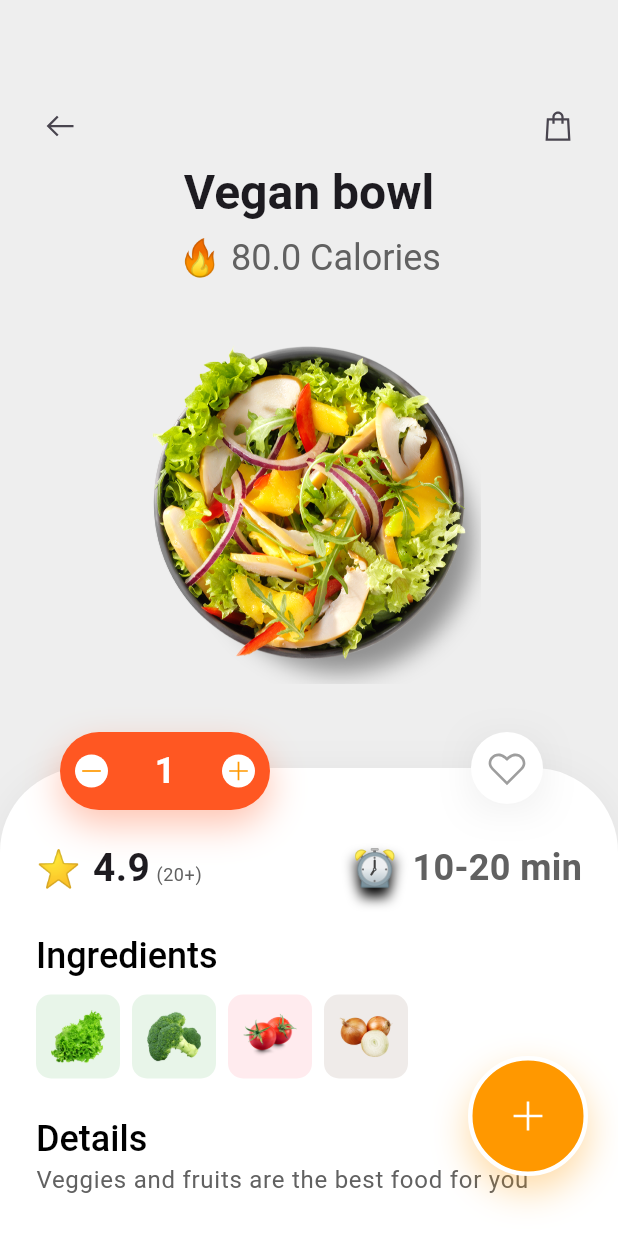
After one commit to SornchaiTheDev/flutter-food-menu, a Flutter app: the screen it shows after launch, after a tap on "Vegan bowl", on a phone screen of 412 x 824 dp. The commit adds this screen. Run offline on Flutter 3.47's test engine with Material 3 defaults, Android fonts, the phone set to English and light mode, and no system bars; our stand-ins replace line_icons; network calls fail; project files that could hold a hidden picture were left out.

Commit message:
add: salad detail page

```diff
--- a/lib/components/menu.dart
+++ b/lib/components/menu.dart
@@ -10,7 +10,13 @@ class Menu extends StatelessWidget {
   Widget build(BuildContext context) {
     final MenuModel(:name, :calories, :image, :price) = menu;
 
-    return Container(
+    void handleOnTap() {
+      Navigator.pushNamed(context, "/sald-detail", arguments: menu);
+    }
+
+    return GestureDetector(
+      onTap: handleOnTap,
+      child: Container(
         margin: const EdgeInsets.only(
             left: 10.0, right: 10.0, top: 32.0, bottom: 64.0),
         child: Stack(
@@ -20,8 +26,8 @@ class Menu extends StatelessWidget {
               alignment: Alignment.center,
               transform: Matrix4.skew(-0.1, -0.02),
               child: Container(
-              padding:
-                  const EdgeInsets.symmetric(vertical: 32.0, horizontal: 24.0),
+                padding: const EdgeInsets.symmetric(
+                    vertical: 32.0, horizontal: 24.0),
                 decoration: BoxDecoration(
                   color: Colors.deepOrange,
                   borderRadius: BorderRadius.circular(20.0),
@@ -111,12 +117,16 @@ class Menu extends StatelessWidget {
               child: SizedBox(
                 width: 200,
                 height: 200,
+                child: Hero(
+                  tag: "salad-image-$name",
                   child: Image.asset(
                     image,
                   ),
                 ),
               ),
+            ),
           ],
+        ),
       ),
     );
   }
--- a/lib/main.dart
+++ b/lib/main.dart
@@ -1,12 +1,15 @@
 import 'package:flutter/material.dart';
 import 'package:flutter_exercise/views/home.dart';
+import 'package:flutter_exercise/views/salad_detail.dart';
 
 void main() {
   return runApp(MaterialApp(
       title: "Foody Menu",
       debugShowCheckedModeBanner: false,
       initialRoute: "/",
+      theme: ThemeData(),
       routes: {
         "/": (context) => const HomeView(),
+        "/sald-detail": (context) => const SaladDetailView()
       }));
 }
--- /dev/null
+++ b/lib/models/ingredient_model.dart
@@ -0,0 +1,8 @@
+import 'package:flutter/material.dart';
+
+class IngredientModel {
+  final int index;
+  final Color color;
+
+  IngredientModel(this.index, this.color);
+}
--- /dev/null
+++ b/lib/views/salad_detail.dart
@@ -0,0 +1,439 @@
+import 'package:flutter/material.dart';
+import 'package:flutter_exercise/models/ingredient_model.dart';
+import 'package:flutter_exercise/models/menu.dart';
+import "package:line_icons/line_icons.dart";
+
+class SaladDetailView extends StatefulWidget {
+  const SaladDetailView({
+    super.key,
+  });
+
+  @override
+  State<SaladDetailView> createState() => _SaladDetailViewState();
+}
+
+class _SaladDetailViewState extends State<SaladDetailView> {
+  bool isFavorite = false;
+  int amount = 1;
+
+  void handleOnPressBack() {
+    Navigator.pop(context);
+  }
+
+  @override
+  Widget build(BuildContext context) {
+    final menuModel = ModalRoute.of(context)!.settings.arguments as MenuModel;
+    final MenuModel(:name, :calories, :image, :price) = menuModel;
+
+    return Scaffold(
+      body: Stack(
+        children: [
+          Container(
+            color: Colors.grey[200],
+            child: Column(
+              children: [
+                Container(
+                  margin:
+                      const EdgeInsets.only(top: 60.0, left: 16.0, right: 16.0),
+                  child: Row(
+                    mainAxisAlignment: MainAxisAlignment.spaceBetween,
+                    children: [
+                      IconButton(
+                        onPressed: handleOnPressBack,
+                        icon: const Icon(LineIcons.arrowLeft),
+                      ),
+                      IconButton(
+                        onPressed: () => {},
+                        icon: const Icon(LineIcons.shoppingBag),
+                        style: ButtonStyle(
+                            padding: MaterialStateProperty.all(
+                                const EdgeInsets.all(10.0))),
+                      )
+                    ],
+                  ),
+                ),
+                Text(
+                  name,
+                  style: Theme.of(context).textTheme.headlineLarge!.copyWith(
+                        fontWeight: FontWeight.bold,
+                      ),
+                ),
+                const SizedBox(height: 8.0),
+                Text("🔥 $calories Calories",
+                    style: Theme.of(context)
+                        .textTheme
+                        .headlineSmall!
+                        .copyWith(color: Colors.grey[700])),
+                Container(
+                  height: 300,
+                  padding: const EdgeInsets.all(32.0),
+                  child: Hero(
+                    tag: "salad-image-$name",
+                    child: Image.asset(
+                      image,
+                      fit: BoxFit.cover,
+                    ),
+                  ),
+                ),
+                Expanded(
+                  child: Stack(
+                    children: [
+                      Container(
+                        width: double.infinity,
+                        padding: const EdgeInsets.fromLTRB(24.0, 28.0, 24.0, 0),
+                        margin: const EdgeInsets.only(top: 24.0),
+                        decoration: BoxDecoration(
+                          color: Colors.white,
+                          borderRadius: const BorderRadius.only(
+                            topLeft: Radius.circular(56.0),
+                            topRight: Radius.circular(56.0),
+                          ),
+                          boxShadow: [
+                            BoxShadow(
+                              color: Colors.grey.withOpacity(0.15),
+                              blurRadius: 20.0,
+                              offset: const Offset(0.0, 2.0),
+                            ),
+                          ],
+                        ),
+                        child: Column(
+                          crossAxisAlignment: CrossAxisAlignment.start,
+                          children: [
+                            const SizedBox(height: 20),
+                            Row(
+                              children: [
+                                buildFavoriteBadge(),
+                                const Spacer(),
+                                buildCookTime(context),
+                              ],
+                            ),
+                            const SizedBox(height: 24.0),
+                            const IngredientsSection(),
+                            const SizedBox(height: 24.0),
+                            Text(
+                              "Details",
+                              style: Theme.of(context)
+                                  .textTheme
+                                  .headlineSmall!
+                                  .copyWith(
+                                    color: Colors.black,
+                                    fontWeight: FontWeight.w500,
+                                  ),
+                            ),
+                            Text(
+                              "Veggies and fruits are the best food for you",
+                              style: Theme.of(context)
+                                  .textTheme
+                                  .bodyLarge!
+                                  .copyWith(
+                                    color: Colors.grey[700],
+                                  ),
+                            ),
+                            const SizedBox(height: 24.0),
+                            Text(
+                              "Price",
+                              style: Theme.of(context)
+                                  .textTheme
+                                  .bodyMedium!
+                                  .copyWith(
+                                    color: Colors.grey[500],
+                                    fontWeight: FontWeight.bold,
+                                  ),
+                            ),
+                            Row(
+                              crossAxisAlignment: CrossAxisAlignment.baseline,
+                              textBaseline: TextBaseline.alphabetic,
+                              children: [
+                                Text("\$",
+                                    style: Theme.of(context)
+                                        .textTheme
+                                        .bodyMedium!
+                                        .copyWith(color: Colors.orange)),
+                                Text(
+                                  "$price",
+                                  style: Theme.of(context)
+                                      .textTheme
+                                      .headlineSmall!
+                                      .copyWith(
+                                        fontWeight: FontWeight.bold,
+                                      ),
+                                )
+                              ],
+                            ),
+                          ],
+                        ),
+                      ),
+                      Positioned(
+                        top: 0,
+                        left: 40,
+                        child: OrderAmount(
+                          amount: amount,
+                          onPressedMinus: () => setState(() {
+                            if (amount > 1) {
+                              amount--;
+                            }
+                          }),
+                          onPressedPlus: () => setState(() {
+                            amount++;
+                          }),
+                        ),
+                      ),
+                      Positioned(
+                        top: 0,
+                        right: 50,
+                        child: FavoriteIcon(
+                          isFavorite: isFavorite,
+                          onPressed: () =>
+                              setState(() => isFavorite = !isFavorite),
+                        ),
+                      ),
+                    ],
+                  ),
+                ),
+              ],
+            ),
+          ),
+          Positioned(
+            bottom: 40,
+            right: 20,
+            child: GestureDetector(
+              onTap: () => print("Add to cart"),
+              child: Container(
+                decoration: BoxDecoration(
+                  color: Colors.orange,
+                  border: Border.all(color: Colors.white, width: 3.0),
+                  borderRadius: const BorderRadius.all(
+                    Radius.circular(100.0),
+                  ),
+                  boxShadow: [
+                    BoxShadow(
+                      color: Colors.orange.withOpacity(0.35),
+                      blurRadius: 20.0,
+                      offset: const Offset(0.0, 10.0),
+                    ),
+                  ],
+                ),
+                width: 80.0,
+                height: 80.0,
+                child:
+                    const Icon(LineIcons.plus, size: 28.0, color: Colors.white),
+              ),
+            ),
+          ),
+        ],
+      ),
+    );
+  }
+
+  Row buildCookTime(BuildContext context) {
+    return Row(
+      children: [
+        Text(
+          "⏰",
+          style: Theme.of(context).textTheme.headlineSmall!.copyWith(shadows: [
+            const Shadow(blurRadius: 10.0, offset: Offset(0.0, 6.0)),
+          ]),
+        ),
+        const SizedBox(width: 10.0),
+        Text(
+          "10-20 min",
+          style: TextStyle(
+              fontSize: 24.0,
+              color: Colors.grey[700],
+              fontWeight: FontWeight.bold),
+        )
+      ],
+    );
+  }
+
+  Row buildFavoriteBadge() {
+    return Row(
+      crossAxisAlignment: CrossAxisAlignment.baseline,
+      textBaseline: TextBaseline.alphabetic,
+      children: [
+        Text(
+          "⭐️",
+          style: Theme.of(context).textTheme.headlineSmall,
+        ),
+        const SizedBox(width: 8.0),
+        const Text('4.9',
+            style: TextStyle(fontSize: 26.0, fontWeight: FontWeight.bold)),
+        const SizedBox(width: 4.0),
+        Text('(20+)',
+            style: Theme.of(context)
+                .textTheme
+                .bodySmall!
+                .copyWith(color: Colors.grey[700])),
+      ],
+    );
+  }
+}
+
+class IngredientsSection extends StatelessWidget {
+  const IngredientsSection({
+    super.key,
+  });
+
+  @override
+  Widget build(BuildContext context) {
+    List<IngredientModel> ingredients = [
+      IngredientModel(1, Colors.green[50]!),
+      IngredientModel(2, Colors.green[50]!),
+      IngredientModel(3, Colors.red[50]!),
+      IngredientModel(4, Colors.brown[50]!),
+    ];
+    return Column(
+      crossAxisAlignment: CrossAxisAlignment.start,
+      children: [
+        Text(
+          "Ingredients",
+          style: Theme.of(context).textTheme.headlineSmall!.copyWith(
+                color: Colors.black,
+                fontWeight: FontWeight.w500,
+              ),
+        ),
+        const SizedBox(
+          height: 10.0,
+        ),
+        Row(
+            children: ingredients
+                .map((ingredient) => [
+                      Container(
+                        decoration: BoxDecoration(
+                          color: ingredient.color,
+                          borderRadius: BorderRadius.circular(10.0),
+                        ),
+                        padding: const EdgeInsets.all(10.0),
+                        width: 56.0,
+                        height: 56.0,
+                        child: Image.asset(
+                            "assets/images/ingredient-${ingredient.index}.png"),
+                      ),
+                      const SizedBox(width: 8),
+                    ])
+                .expand((element) => element)
+                .toList())
+      ],
+    );
+  }
+}
+
+class FavoriteIcon extends StatelessWidget {
+  const FavoriteIcon({
+    super.key,
+    required this.onPressed,
+    required this.isFavorite,
+  });
+
+  final VoidCallback onPressed;
+  final bool isFavorite;
+  @override
+  Widget build(BuildContext context) {
+    IconData icon = isFavorite ? LineIcons.heartAlt : LineIcons.heart;
+    Color color = isFavorite ? Colors.red : Colors.grey;
+    return Container(
+      decoration: BoxDecoration(
+        boxShadow: [
+          BoxShadow(
+            color: Colors.grey.withOpacity(0.15),
+            blurRadius: 20.0,
+            offset: const Offset(0.0, 4.0),
+          ),
+        ],
+      ),
+      child: IconButton(
+        style: ButtonStyle(
+          backgroundColor: MaterialStateProperty.all(Colors.white),
+          padding: MaterialStateProperty.all(const EdgeInsets.all(10.0)),
+        ),
+        onPressed: onPressed,
+        icon: Icon(
+          icon,
+          color: color,
+          size: 28.0,
+        ),
+      ),
+    );
+  }
+}
+
+class OrderAmount extends StatelessWidget {
+  const OrderAmount({
+    super.key,
+    required this.amount,
+    required this.onPressedPlus,
+    required this.onPressedMinus,
+  });
+
+  final int amount;
+  final VoidCallback onPressedPlus;
+  final VoidCallback onPressedMinus;
+
+  @override
+  Widget build(BuildContext context) {
+    return Container(
+      width: 140,
+      padding: const EdgeInsets.all(10.0),
+      decoration: BoxDecoration(
+        color: Colors.deepOrange,
+        borderRadius: const BorderRadius.all(
+          Radius.circular(100.0),
+        ),
+        boxShadow: [
+          BoxShadow(
+            color: Colors.deepOrange.withOpacity(0.35),
+            blurRadius: 20.0,
+            offset: const Offset(0.0, 10.0),
+          ),
+        ],
+      ),
+      child: Row(mainAxisAlignment: MainAxisAlignment.spaceBetween, children: [
+        GestureDetector(
+          onTap: onPressedMinus,
+          child: Container(
+            padding: const EdgeInsets.all(2.0),
+            decoration: const BoxDecoration(
+              color: Colors.white,
+              borderRadius: BorderRadius.all(
+                Radius.circular(20.0),
+              ),
+            ),
+            child: const Center(
+              child: Icon(
+                LineIcons.minus,
+                size: 18.0,
+                color: Colors.orange,
+              ),
+            ),
+          ),
+        ),
+        Text(
+          "$amount",
+          style: Theme.of(context).textTheme.headlineSmall!.copyWith(
+                color: Colors.white,
+                fontWeight: FontWeight.bold,
+              ),
+        ),
+        GestureDetector(
+          onTap: onPressedPlus,
+          child: Container(
+            padding: const EdgeInsets.all(2.0),
+            decoration: const BoxDecoration(
+              color: Colors.white,
+              borderRadius: BorderRadius.all(
+                Radius.circular(20.0),
+              ),
+            ),
+            child: const Center(
+              child: Icon(
+                LineIcons.plus,
+                size: 18.0,
+                color: Colors.orange,
+              ),
+            ),
+          ),
+        ),
+      ]),
+    );
+  }
+}
```
Also changed, not shown: assets/images/ingredient-1.png (added), assets/images/ingredient-2.png (added), assets/images/ingredient-3.png (added), assets/images/ingredient-4.png (added). Lines whose indentation alone changed are shown as unchanged.
